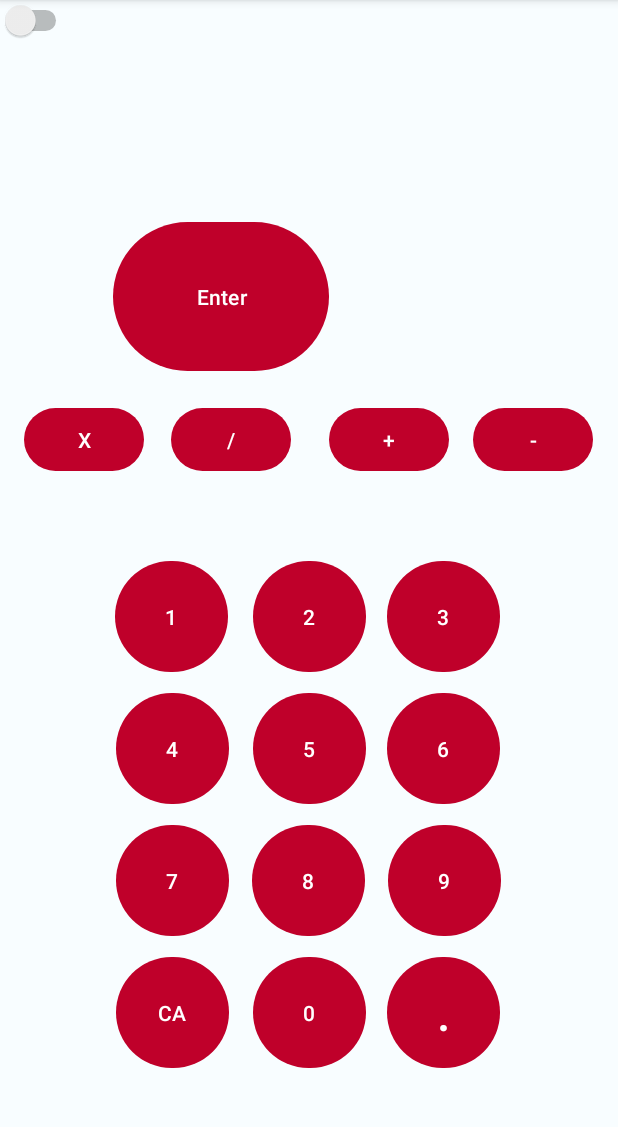
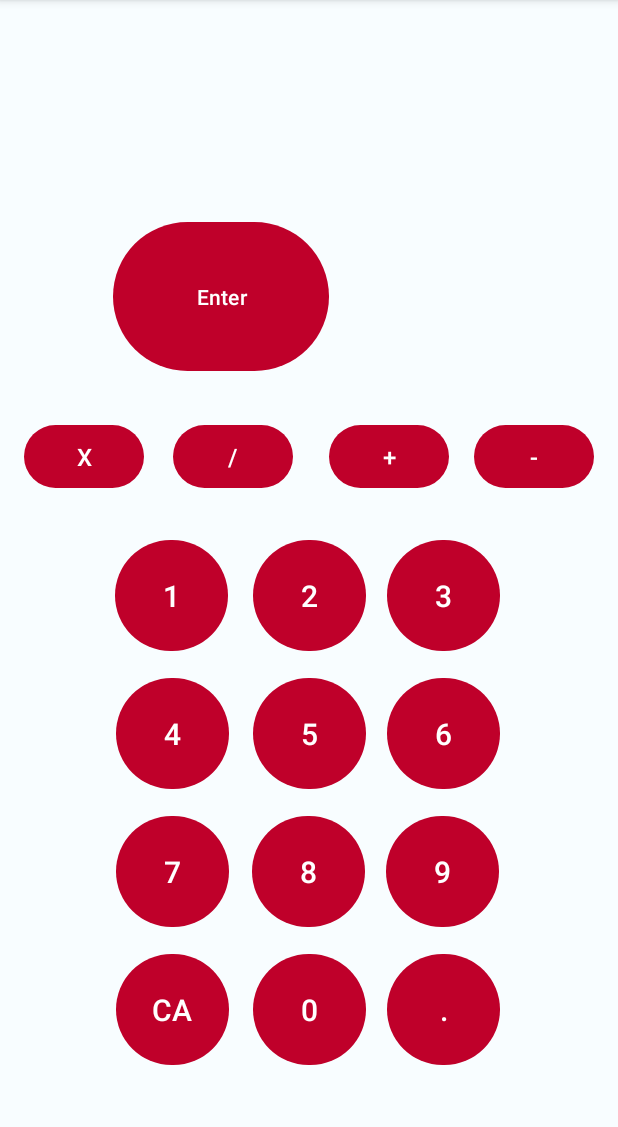
Before and after one commit to Chase847/CalculatorAppVargo, an Android app: the screen it shows after launch (MainActivity), on a phone screen of 412 x 824 dp, the part 96-1223 px from its top. Run offline under Robolectric (Android 15) with nearby library versions, the phone set to English and light mode, and no system bars; Roboto replaces fonts that are not available here.

Commit message:
Added dimens.xml

```diff
--- a/app/src/main/AndroidManifest.xml
+++ b/app/src/main/AndroidManifest.xml
@@ -7,10 +7,10 @@
         android:dataExtractionRules="@xml/data_extraction_rules"
         android:fullBackupContent="@xml/backup_rules"
         android:icon="@mipmap/ic_launcher"
-        android:label="@string/app_name"
+        android:label="@string/calcuclator_app_vargo"
         android:roundIcon="@mipmap/ic_launcher_round"
         android:supportsRtl="true"
-        android:theme="@style/Theme.CalculatorAppVargo"
+        android:theme="@style/Base.Theme.CalculatorAppVargo.Day."
         tools:targetApi="31">
         <activity
             android:name=".MainActivity"
--- a/app/src/main/java/com/example/calculatorappvargo/MainActivity.java
+++ b/app/src/main/java/com/example/calculatorappvargo/MainActivity.java
@@ -2,6 +2,7 @@ package com.example.calculatorappvargo;
 
 import androidx.appcompat.app.AppCompatActivity;
 
+import android.content.res.Resources;
 import android.os.Bundle;
 import android.view.View;
 import android.widget.TextView;
@@ -70,22 +71,27 @@ public class MainActivity extends AppCompatActivity {
                 isSecondNum = true;
                 isFirstClick = true;
                 sign = "+";
+                inputTVDisplay = "";
             } else if (v.getId() == R.id.subtractionButton) {
                 if(isFirstClick){
                     firstNum += "-";
                 }
                 else {
                     isSecondNum = true;
+                    isFirstClick = true;
                     sign = "-";
+                    inputTVDisplay = "";
                 }
             } else if (v.getId() == R.id.multiplicationButton) {
                 isSecondNum = true;
                 isFirstClick = true;
                 sign = "*";
+                inputTVDisplay = "";
             } else if (v.getId() == R.id.divisionButton) {
                 isSecondNum = true;
                 isFirstClick = true;
                 sign = "/";
+                inputTVDisplay = "";
             } else if (v.getId() == R.id.enterButton) {
                 calculate(v);
             } else if (v.getId() == R.id.clearButton) {
@@ -103,7 +109,6 @@ public class MainActivity extends AppCompatActivity {
             }
         }
         else{
-            inTV.setText("");
             if (v.getId() == R.id.button1) {
                 inputTVDisplay = inputTVDisplay + "1";
                 secondNum += "1";
@@ -134,21 +139,7 @@ public class MainActivity extends AppCompatActivity {
             } else if (v.getId() == R.id.button0) {
                 inputTVDisplay = inputTVDisplay + "0";
                 secondNum += "0";
-            } else if (v.getId() == R.id.additionButton) {
-                isSecondNum = true;
-            } else if (v.getId() == R.id.subtractionButton) {
-                if(isFirstClick){
-                    firstNum += "-";
-                }
-                else {
-                    isSecondNum = true;
-                    sign = "-";
-                }
-            } else if (v.getId() == R.id.multiplicationButton) {
-                isSecondNum = true;
-            } else if (v.getId() == R.id.divisionButton) {
-                isSecondNum = true;
-            } else if (v.getId() == R.id.enterButton) {
+            }  else if (v.getId() == R.id.enterButton) {
                 calculate(v);
             } else if (v.getId() == R.id.clearButton) {
                 secondHistoryTV = firstHistoryTV;
@@ -187,4 +178,8 @@ public class MainActivity extends AppCompatActivity {
         inTV.setText(inputTVDisplay);
 
     }
+
+    public void changeTheme(View v){
+
+    }
 }
--- a/app/src/main/res/layout/activity_main.xml
+++ b/app/src/main/res/layout/activity_main.xml
@@ -11,195 +11,258 @@
         android:id="@+id/clearButton"
         android:layout_width="75dp"
         android:layout_height="82dp"
-        android:layout_marginBottom="44dp"
+        android:onClick="addDigit"
+        android:paddingLeft="@dimen/numButtonPaddingRightLeft"
+        android:paddingRight="@dimen/numButtonPaddingRightLeft"
         android:text="CA"
-        android:onClick="addDigit"
+        android:textSize="@dimen/numButtonFontSize"
         app:layout_constraintBottom_toBottomOf="parent"
         app:layout_constraintEnd_toEndOf="parent"
         app:layout_constraintHorizontal_bias="0.229"
-        app:layout_constraintStart_toStartOf="parent" />
+        app:layout_constraintStart_toStartOf="parent"
+        app:layout_constraintTop_toTopOf="parent"
+        app:layout_constraintVertical_bias="0.932" />
 
     <Button
         android:id="@+id/decimalPointButton"
         android:layout_width="75dp"
         android:layout_height="82dp"
-        android:layout_marginBottom="44dp"
         android:onClick="addDigit"
+        android:paddingLeft="@dimen/numButtonPaddingRightLeft"
+        android:paddingRight="@dimen/numButtonPaddingRightLeft"
         android:text="."
-        android:textSize="32dp"
+        android:textSize="@dimen/numButtonFontSize"
         app:layout_constraintBottom_toBottomOf="parent"
         app:layout_constraintEnd_toEndOf="parent"
         app:layout_constraintHorizontal_bias="0.767"
-        app:layout_constraintStart_toStartOf="parent" />
+        app:layout_constraintStart_toStartOf="parent"
+        app:layout_constraintTop_toTopOf="parent"
+        app:layout_constraintVertical_bias="0.932" />
 
     <Button
         android:id="@+id/subtractionButton"
         android:layout_width="80dp"
         android:layout_height="50dp"
-        android:layout_marginTop="268dp"
+        android:onClick="addDigit"
+        android:paddingLeft="@dimen/signButtonPaddingLeftRight"
+        android:paddingRight="@dimen/signButtonPaddingLeftRight"
         android:text="-"
-        android:onClick="addDigit"
+        android:textSize="@dimen/signButtonFontSize"
+        app:layout_constraintBottom_toBottomOf="parent"
         app:layout_constraintEnd_toEndOf="parent"
-        app:layout_constraintHorizontal_bias="0.878"
+        app:layout_constraintHorizontal_bias="0.883"
         app:layout_constraintStart_toEndOf="@+id/divisionButton"
-        app:layout_constraintTop_toTopOf="parent" />
+        app:layout_constraintTop_toTopOf="parent"
+        app:layout_constraintVertical_bias="0.393" />
 
     <Button
         android:id="@+id/multiplicationButton"
         android:layout_width="80dp"
         android:layout_height="50dp"
-        android:layout_marginTop="268dp"
+        android:onClick="addDigit"
+        android:paddingLeft="@dimen/signButtonPaddingLeftRight"
+        android:paddingRight="@dimen/signButtonPaddingLeftRight"
         android:text="X"
-        android:onClick="addDigit"
+        android:textSize="@dimen/signButtonFontSize"
+        app:layout_constraintBottom_toBottomOf="parent"
         app:layout_constraintEnd_toStartOf="@+id/additionButton"
         app:layout_constraintHorizontal_bias="0.115"
         app:layout_constraintStart_toStartOf="parent"
-        app:layout_constraintTop_toTopOf="parent" />
+        app:layout_constraintTop_toTopOf="parent"
+        app:layout_constraintVertical_bias="0.393" />
 
     <Button
         android:id="@+id/additionButton"
         android:layout_width="80dp"
         android:layout_height="50dp"
-        android:layout_marginTop="268dp"
         android:onClick="addDigit"
+        android:paddingLeft="@dimen/signButtonPaddingLeftRight"
+        android:paddingRight="@dimen/signButtonPaddingLeftRight"
         android:text="+"
+        android:textSize="@dimen/signButtonFontSize"
+        app:layout_constraintBottom_toBottomOf="parent"
         app:layout_constraintEnd_toEndOf="parent"
         app:layout_constraintHorizontal_bias="0.661"
         app:layout_constraintStart_toStartOf="parent"
-        app:layout_constraintTop_toTopOf="parent" />
+        app:layout_constraintTop_toTopOf="parent"
+        app:layout_constraintVertical_bias="0.393" />
 
     <Button
         android:id="@+id/button9"
         android:layout_width="75dp"
         android:layout_height="82dp"
         android:layout_marginStart="20dp"
-        android:layout_marginBottom="132dp"
         android:onClick="addDigit"
+        android:paddingLeft="@dimen/numButtonPaddingRightLeft"
+        android:paddingRight="@dimen/numButtonPaddingRightLeft"
         android:text="9"
+        android:textSize="@dimen/numButtonFontSize"
         app:layout_constraintBottom_toBottomOf="parent"
         app:layout_constraintEnd_toEndOf="parent"
-        app:layout_constraintHorizontal_bias="0.753"
-        app:layout_constraintStart_toStartOf="parent" />
+        app:layout_constraintHorizontal_bias="0.75"
+        app:layout_constraintStart_toStartOf="parent"
+        app:layout_constraintTop_toTopOf="parent"
+        app:layout_constraintVertical_bias="0.796" />
 
     <Button
         android:id="@+id/button4"
         android:layout_width="75dp"
         android:layout_height="82dp"
-        android:layout_marginBottom="220dp"
         android:onClick="addDigit"
+        android:paddingLeft="@dimen/numButtonPaddingRightLeft"
+        android:paddingRight="@dimen/numButtonPaddingRightLeft"
         android:text="4"
+        android:textSize="@dimen/numButtonFontSize"
         app:layout_constraintBottom_toBottomOf="parent"
         app:layout_constraintEnd_toEndOf="parent"
         app:layout_constraintHorizontal_bias="0.229"
-        app:layout_constraintStart_toStartOf="parent" />
+        app:layout_constraintStart_toStartOf="parent"
+        app:layout_constraintTop_toTopOf="parent"
+        app:layout_constraintVertical_bias="0.661" />
 
     <Button
         android:id="@+id/button1"
         android:layout_width="75dp"
         android:layout_height="82dp"
         android:layout_marginEnd="20dp"
-        android:layout_marginBottom="308dp"
         android:onClick="addDigit"
+        android:paddingLeft="@dimen/numButtonPaddingRightLeft"
+        android:paddingRight="@dimen/numButtonPaddingRightLeft"
         android:text="1"
+        android:textSize="@dimen/numButtonFontSize"
         app:layout_constraintBottom_toBottomOf="parent"
         app:layout_constraintEnd_toEndOf="parent"
         app:layout_constraintHorizontal_bias="0.243"
-        app:layout_constraintStart_toStartOf="parent" />
+        app:layout_constraintStart_toStartOf="parent"
+        app:layout_constraintTop_toTopOf="parent"
+        app:layout_constraintVertical_bias="0.525" />
 
     <Button
         android:id="@+id/button2"
         android:layout_width="75dp"
         android:layout_height="82dp"
-        android:layout_marginBottom="308dp"
         android:onClick="addDigit"
+        android:paddingLeft="@dimen/numButtonPaddingRightLeft"
+        android:paddingRight="@dimen/numButtonPaddingRightLeft"
         android:text="2"
+        android:textSize="@dimen/numButtonFontSize"
         app:layout_constraintBottom_toBottomOf="parent"
         app:layout_constraintEnd_toEndOf="parent"
-        app:layout_constraintStart_toStartOf="parent" />
+        app:layout_constraintStart_toStartOf="parent"
+        app:layout_constraintTop_toTopOf="parent"
+        app:layout_constraintVertical_bias="0.525" />
 
     <Button
         android:id="@+id/button6"
         android:layout_width="75dp"
         android:layout_height="82dp"
-        android:layout_marginBottom="220dp"
         android:onClick="addDigit"
+        android:paddingLeft="@dimen/numButtonPaddingRightLeft"
+        android:paddingRight="@dimen/numButtonPaddingRightLeft"
         android:text="6"
+        android:textSize="@dimen/numButtonFontSize"
         app:layout_constraintBottom_toBottomOf="parent"
         app:layout_constraintEnd_toEndOf="parent"
         app:layout_constraintHorizontal_bias="0.767"
-        app:layout_constraintStart_toStartOf="parent" />
+        app:layout_constraintStart_toStartOf="parent"
+        app:layout_constraintTop_toTopOf="parent"
+        app:layout_constraintVertical_bias="0.661" />
 
     <Button
         android:id="@+id/button8"
         android:layout_width="75dp"
         android:layout_height="82dp"
         android:layout_marginStart="20dp"
-        android:layout_marginBottom="132dp"
         android:onClick="addDigit"
+        android:paddingLeft="@dimen/numButtonPaddingRightLeft"
+        android:paddingRight="@dimen/numButtonPaddingRightLeft"
         android:text="8"
+        android:textSize="@dimen/numButtonFontSize"
         app:layout_constraintBottom_toBottomOf="parent"
         app:layout_constraintEnd_toEndOf="parent"
         app:layout_constraintHorizontal_bias="0.468"
-        app:layout_constraintStart_toStartOf="parent" />
+        app:layout_constraintStart_toStartOf="parent"
+        app:layout_constraintTop_toTopOf="parent"
+        app:layout_constraintVertical_bias="0.796" />
 
     <Button
         android:id="@+id/button3"
         android:layout_width="75dp"
         android:layout_height="82dp"
-        android:layout_marginBottom="308dp"
         android:onClick="addDigit"
+        android:paddingLeft="@dimen/numButtonPaddingRightLeft"
+        android:paddingRight="@dimen/numButtonPaddingRightLeft"
         android:text="3"
+        android:textSize="@dimen/numButtonFontSize"
         app:layout_constraintBottom_toBottomOf="parent"
         app:layout_constraintEnd_toEndOf="parent"
         app:layout_constraintHorizontal_bias="0.767"
-        app:layout_constraintStart_toStartOf="parent" />
+        app:layout_constraintStart_toStartOf="parent"
+        app:layout_constraintTop_toTopOf="parent"
+        app:layout_constraintVertical_bias="0.525" />
 
     <Button
         android:id="@+id/button5"
         android:layout_width="75dp"
         android:layout_height="82dp"
-        android:layout_marginBottom="220dp"
         android:onClick="addDigit"
+        android:paddingLeft="@dimen/numButtonPaddingRightLeft"
+        android:paddingRight="@dimen/numButtonPaddingRightLeft"
         android:text="5"
+        android:textSize="@dimen/numButtonFontSize"
         app:layout_constraintBottom_toBottomOf="parent"
         app:layout_constraintEnd_toEndOf="parent"
-        app:layout_constraintStart_toStartOf="parent" />
+        app:layout_constraintStart_toStartOf="parent"
+        app:layout_constraintTop_toTopOf="parent"
+        app:layout_constraintVertical_bias="0.661" />
 
     <Button
         android:id="@+id/button0"
         android:layout_width="75dp"
         android:layout_height="82dp"
-        android:layout_marginBottom="44dp"
         android:onClick="addDigit"
+        android:paddingLeft="@dimen/numButtonPaddingRightLeft"
+        android:paddingRight="@dimen/numButtonPaddingRightLeft"
         android:text="0"
+        android:textSize="@dimen/numButtonFontSize"
         app:layout_constraintBottom_toBottomOf="parent"
         app:layout_constraintEnd_toEndOf="parent"
-        app:layout_constraintStart_toStartOf="parent" />
+        app:layout_constraintStart_toStartOf="parent"
+        app:layout_constraintTop_toTopOf="parent"
+        app:layout_constraintVertical_bias="0.932" />
 
     <Button
         android:id="@+id/button7"
         android:layout_width="75dp"
         android:layout_height="82dp"
-        android:layout_marginBottom="132dp"
         android:onClick="addDigit"
+        android:paddingLeft="@dimen/numButtonPaddingRightLeft"
+        android:paddingRight="@dimen/numButtonPaddingRightLeft"
         android:text="7"
+        android:textSize="@dimen/numButtonFontSize"
         app:layout_constraintBottom_toBottomOf="parent"
         app:layout_constraintEnd_toEndOf="parent"
         app:layout_constraintHorizontal_bias="0.229"
-        app:layout_constraintStart_toStartOf="parent" />
+        app:layout_constraintStart_toStartOf="parent"
+        app:layout_constraintTop_toTopOf="parent"
+        app:layout_constraintVertical_bias="0.796" />
 
     <Button
         android:id="@+id/divisionButton"
         android:layout_width="80dp"
         android:layout_height="50dp"
-        android:layout_marginTop="268dp"
         android:layout_marginEnd="20dp"
+        android:onClick="addDigit"
+        android:paddingLeft="@dimen/signButtonPaddingLeftRight"
+        android:paddingRight="@dimen/signButtonPaddingLeftRight"
         android:text="/"
-        android:onClick="addDigit"
+        android:textSize="@dimen/signButtonFontSize"
+        app:layout_constraintBottom_toBottomOf="parent"
         app:layout_constraintEnd_toStartOf="@+id/additionButton"
-        app:layout_constraintHorizontal_bias="0.957"
+        app:layout_constraintHorizontal_bias="0.966"
         app:layout_constraintStart_toStartOf="parent"
-        app:layout_constraintTop_toTopOf="parent" />
+        app:layout_constraintTop_toTopOf="parent"
+        app:layout_constraintVertical_bias="0.393" />
 
     <TextView
         android:id="@+id/inputTV"
@@ -208,7 +271,7 @@
         android:layout_marginTop="60dp"
         android:text=""
         android:textAlignment="center"
-        android:textSize="40dp"
+        android:textSize="48dp"
         app:layout_constraintEnd_toEndOf="parent"
         app:layout_constraintHorizontal_bias="0.49"
         app:layout_constraintStart_toStartOf="parent"
@@ -221,6 +284,8 @@
         android:layout_marginTop="20dp"
         android:layout_marginEnd="80dp"
         android:text=""
+        android:textAlignment="center"
+        android:textSize="24dp"
         app:layout_constraintEnd_toEndOf="parent"
         app:layout_constraintTop_toBottomOf="@+id/inputTV" />
 
@@ -231,15 +296,10 @@
         android:layout_marginTop="20dp"
         android:layout_marginEnd="80dp"
         android:text=""
+        android:textAlignment="center"
+        android:textSize="24dp"
         app:layout_constraintEnd_toEndOf="parent"
         app:layout_constraintTop_toBottomOf="@+id/historyTV1" />
-
-    <Switch
-        android:id="@+id/darkLightSwitch"
-        android:layout_width="wrap_content"
-        android:layout_height="wrap_content"
-        app:layout_constraintStart_toStartOf="parent"
-        app:layout_constraintTop_toTopOf="parent" />
 
     <Button
         android:id="@+id/enterButton"
--- a/app/src/main/res/values-night/themes.xml
+++ b/app/src/main/res/values-night/themes.xml
@@ -1,6 +1,6 @@
 <resources xmlns:tools="http://schemas.android.com/tools">
     <!-- Base application theme. -->
-    <style name="Base.Theme.CalculatorAppVargo" parent="Theme.Material3.Dark">
+    <style name="Base.Theme.CalculatorAppVargo.Night" parent="Theme.Material3.Dark">
 
             <item name="colorPrimary">@color/md_theme_dark_primary</item>
             <item name="colorOnPrimary">@color/md_theme_dark_onPrimary</item>
@@ -31,4 +31,6 @@
         <!-- Customize your dark theme here. -->
         <!-- <item name="colorPrimary">@color/my_dark_primary</item> -->
     </style>
+
+        <style name="Base.Theme.CalculatorAppVargo.Night." parent="Base.Theme.CalculatorAppVargo.Night" />
 </resources>
--- /dev/null
+++ b/app/src/main/res/values/dimens.xml
@@ -0,0 +1,15 @@
+<?xml version="1.0" encoding="utf-8"?>
+
+<resources>
+    <dimen name = "numButtonHeight">75dp</dimen>
+    <dimen name = "numButtonWidth">82dp</dimen>
+    <dimen name = "signButtonHeight">50dp</dimen>
+    <dimen name = "signButtonWidth">80dp</dimen>
+    <dimen name = "numButtonFontSize">20dp</dimen>
+    <dimen name = "signButtonFontSize">16dp</dimen>
+    <dimen name = "numButtonPaddingRightLeft">4dp</dimen>
+    <dimen name = "numButtonPaddingUpDown">4dp</dimen>
+    <dimen name = "signButtonPaddingLeftRight">4dp</dimen>
+    <dimen name = "signButtonRightMargin">24dp</dimen>
+    <dimen name = "signButtonLeftMargin">24dp</dimen>
+</resources>
--- a/app/src/main/res/values/strings.xml
+++ b/app/src/main/res/values/strings.xml
@@ -1,3 +1,5 @@
 <resources>
-    <string name="app_name">CalculatorAppVargo</string>
+    <string name="calcuclator_app_vargo">CalculatorAppVargo</string>
+    <string name="historytv1"></string>
+    <string name="historytv2"></string>
 </resources>
--- a/app/src/main/res/values/themes.xml
+++ b/app/src/main/res/values/themes.xml
@@ -1,6 +1,6 @@
 <resources xmlns:tools="http://schemas.android.com/tools">
     <!-- Base application theme. -->
-    <style name="Base.Theme.CalculatorAppVargo" parent="Theme.Material3.Light">
+    <style name="Base.Theme.CalculatorAppVargo.Day" parent="Theme.Material3.Light">
         <!-- Customize your light theme here. -->
         <!-- <item name="colorPrimary">@color/my_light_primary</item> -->
 
@@ -33,7 +33,8 @@
 
     </style>
 
-    <style name="Theme.CalculatorAppVargo" parent="Base.Theme.CalculatorAppVargo" />
+    <style name="Base.Theme.CalculatorAppVargo.Day." parent="Base.Theme.CalculatorAppVargo.Day" />
+
     <style name="operationButtons" parent="Widget.AppCompat.Button">
         <item name="android:layout_width">80dp</item>
         <item name="android:layout_height">50dp</item>
```
